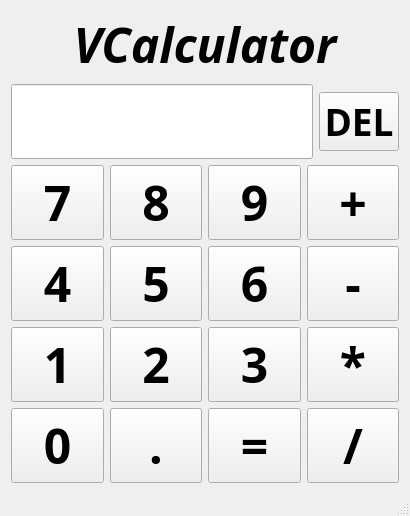
vell001/VCalculator, file add.ui: the form before one commit.
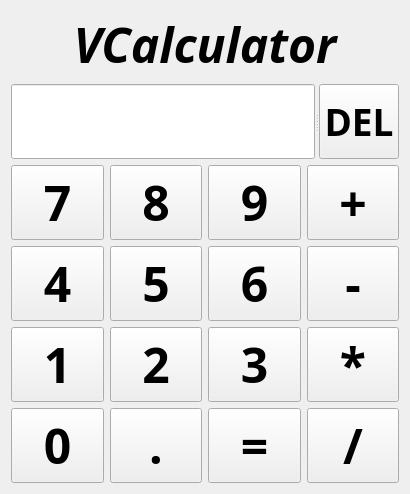
The form after the commit.

The edit to the form file:
```diff
--- a/add.ui
+++ b/add.ui
@@ -35,8 +35,10 @@
      </widget>
     </item>
     <item>
-     <layout class="QHBoxLayout" name="horizontalLayout">
-      <item>
+     <widget class="QSplitter" name="splitter">
+      <property name="orientation">
+       <enum>Qt::Horizontal</enum>
+      </property>
        <widget class="QLineEdit" name="answer">
         <property name="font">
          <font>
@@ -47,8 +49,6 @@
          </font>
         </property>
        </widget>
-      </item>
-      <item>
        <widget class="QPushButton" name="btn_del">
         <property name="font">
          <font>
@@ -62,8 +62,7 @@
          <string>DEL</string>
         </property>
        </widget>
-      </item>
-     </layout>
+     </widget>
     </item>
     <item>
      <layout class="QGridLayout" name="gridLayout">
@@ -428,7 +427,6 @@
     </item>
    </layout>
   </widget>
-  <widget class="QStatusBar" name="statusBar"/>
  </widget>
  <layoutdefault spacing="6" margin="11"/>
  <resources/>
```
Left out of the diff: 23 changed lines with no effect on the pictures. Lines whose indentation alone changed are shown as unchanged.
